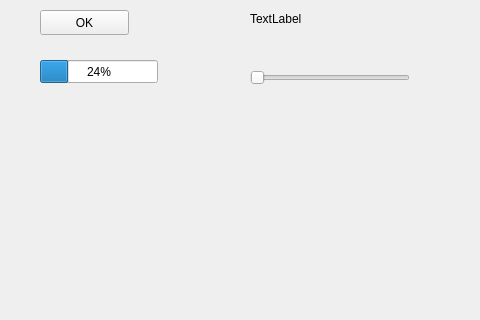
This is mainwindow.ui in ivyleen/QT_GUI as Qt 5 draws it before an edit; both pictures show x 0 to 480 and y 0 to 320 of the 800 by 600 pixel window. The edited form follows.
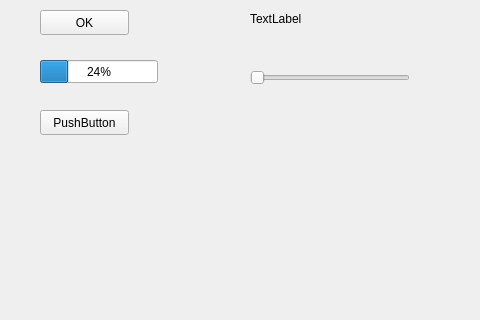
This is the edited form.

Commit message: [QTMessageBox] message that comes up when a button is clicked

```diff
--- a/mainwindow.ui
+++ b/mainwindow.ui
@@ -66,6 +66,19 @@
      <enum>Qt::Horizontal</enum>
     </property>
    </widget>
+   <widget class="QPushButton" name="pushButton_2">
+    <property name="geometry">
+     <rect>
+      <x>40</x>
+      <y>110</y>
+      <width>89</width>
+      <height>25</height>
+     </rect>
+    </property>
+    <property name="text">
+     <string>PushButton</string>
+    </property>
+   </widget>
   </widget>
   <widget class="QMenuBar" name="menubar">
    <property name="geometry">
```
The commit also changes 2 other files.
